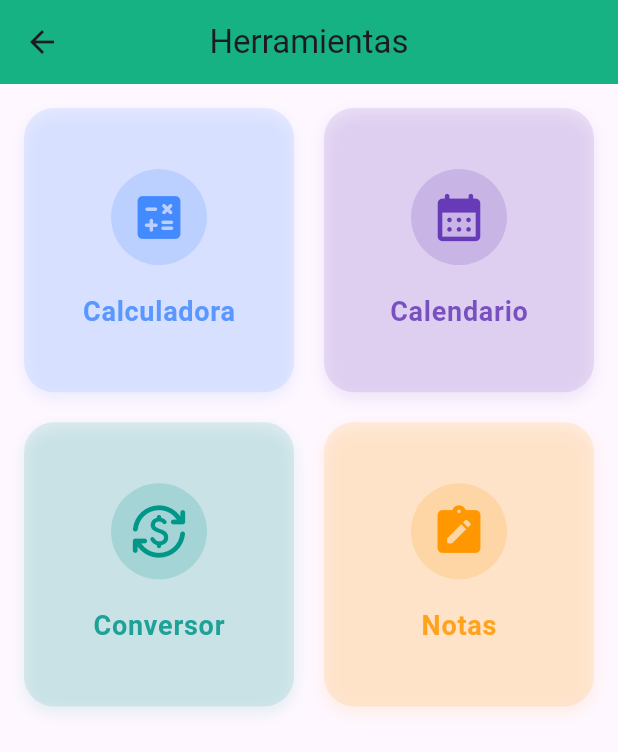
After one commit to DaniielJr10/Wallet-Flow-app-movil, a Flutter app: the PantallaHerramientas screen opened directly, on a phone screen of 412 x 824 dp. The commit adds this screen. Shown: the top 752 px of the screen. Run offline on Flutter 3.47's test engine with Material 3 defaults, Android fonts, the phone set to English and light mode, and no system bars; our stand-ins replace cloud_firestore, firebase_auth, firebase_core, firebase_storage, image_picker; accounts and stored records are empty; Roboto replaces fonts that are missing (SF Pro Text).

Commit message:
se añade la pantalla de herramientas con acceso a utilidades: Calculadora, Calendario, Conversor de Monedas y Notas; se actualiza la navegación en la pantalla principal

```diff
--- /dev/null
+++ b/lib/pantallas/herramientas.dart
@@ -0,0 +1,180 @@
+import 'package:flutter/material.dart';
+
+/// Pantalla principal de Herramientas
+/// Muestra 4 tarjetas para acceder a utilidades: Calculadora, Calendario, Conversor de Monedas y Notas.
+class PantallaHerramientas extends StatelessWidget {
+	const PantallaHerramientas({super.key});
+
+	@override
+	Widget build(BuildContext context) {
+		// Lista de herramientas con su información y navegación
+		final List<_HerramientaInfo> herramientas = [
+			_HerramientaInfo(
+				nombre: 'Calculadora',
+				icono: Icons.calculate_rounded,
+				color: Colors.blueAccent,
+				destino: const CalculadoraPantalla(),
+			),
+			_HerramientaInfo(
+				nombre: 'Calendario',
+				icono: Icons.calendar_month_rounded,
+				color: Colors.deepPurple,
+				destino: const CalendarioPantalla(),
+			),
+			_HerramientaInfo(
+				nombre: 'Conversor',
+				icono: Icons.currency_exchange_rounded,
+				color: Colors.teal,
+				destino: const ConversorMonedasPantalla(),
+			),
+			_HerramientaInfo(
+				nombre: 'Notas',
+				icono: Icons.note_alt_rounded,
+				color: Colors.orange,
+				destino: const NotasPantalla(),
+			),
+		];
+
+		return Scaffold(
+			appBar: AppBar(
+				title: const Text('Herramientas'),
+				centerTitle: true,
+				backgroundColor: const Color(0xFF10B981),
+				elevation: 2,
+			),
+			body: Padding(
+				padding: const EdgeInsets.all(16.0),
+				child: GridView.builder(
+					itemCount: herramientas.length,
+					gridDelegate: const SliverGridDelegateWithFixedCrossAxisCount(
+						crossAxisCount: 2,
+						crossAxisSpacing: 20,
+						mainAxisSpacing: 20,
+						childAspectRatio: 0.95,
+					),
+					itemBuilder: (context, index) {
+						final herramienta = herramientas[index];
+						return _TarjetaHerramienta(herramienta: herramienta);
+					},
+				),
+			),
+		);
+	}
+}
+
+/// Modelo para la información de cada herramienta
+class _HerramientaInfo {
+	final String nombre;
+	final IconData icono;
+	final Color color;
+	final Widget destino;
+	const _HerramientaInfo({
+		required this.nombre,
+		required this.icono,
+		required this.color,
+		required this.destino,
+	});
+}
+
+/// Widget de tarjeta individual para cada herramienta
+class _TarjetaHerramienta extends StatelessWidget {
+	final _HerramientaInfo herramienta;
+	const _TarjetaHerramienta({required this.herramienta});
+
+	@override
+	Widget build(BuildContext context) {
+		return InkWell(
+			borderRadius: BorderRadius.circular(20),
+			onTap: () {
+				// Navega a la pantalla de la herramienta seleccionada
+				Navigator.push(
+					context,
+					MaterialPageRoute(builder: (_) => herramienta.destino),
+				);
+			},
+			child: Ink(
+				decoration: BoxDecoration(
+					color: herramienta.color.withOpacity(0.12),
+					borderRadius: BorderRadius.circular(20),
+					boxShadow: [
+						BoxShadow(
+							color: herramienta.color.withOpacity(0.10),
+							blurRadius: 8,
+							offset: const Offset(0, 4),
+						),
+					],
+				),
+				child: Column(
+					mainAxisAlignment: MainAxisAlignment.center,
+					children: [
+						CircleAvatar(
+							backgroundColor: herramienta.color.withOpacity(0.18),
+							radius: 32,
+							child: Icon(
+								herramienta.icono,
+								color: herramienta.color,
+								size: 38,
+							),
+						),
+						const SizedBox(height: 18),
+						Text(
+							herramienta.nombre,
+											style: TextStyle(
+												fontSize: 18,
+												fontWeight: FontWeight.w600,
+												color: herramienta.color.withOpacity(0.85), // Color más oscuro
+												letterSpacing: 0.5,
+											),
+						),
+					],
+				),
+			),
+		);
+	}
+}
+
+// ===================
+// Pantallas vacías para cada herramienta (puedes reemplazar por tus implementaciones reales)
+class CalculadoraPantalla extends StatelessWidget {
+	const CalculadoraPantalla({super.key});
+	@override
+	Widget build(BuildContext context) {
+		return Scaffold(
+			appBar: AppBar(title: const Text('Calculadora')),
+			body: const Center(child: Text('Aquí irá la Calculadora')),
+		);
+	}
+}
+
+class CalendarioPantalla extends StatelessWidget {
+	const CalendarioPantalla({super.key});
+	@override
+	Widget build(BuildContext context) {
+		return Scaffold(
+			appBar: AppBar(title: const Text('Calendario')),
+			body: const Center(child: Text('Aquí irá el Calendario')),
+		);
+	}
+}
+
+class ConversorMonedasPantalla extends StatelessWidget {
+	const ConversorMonedasPantalla({super.key});
+	@override
+	Widget build(BuildContext context) {
+		return Scaffold(
+			appBar: AppBar(title: const Text('Conversor de Monedas')),
+			body: const Center(child: Text('Aquí irá el Conversor de Monedas')),
+		);
+	}
+}
+
+class NotasPantalla extends StatelessWidget {
+	const NotasPantalla({super.key});
+	@override
+	Widget build(BuildContext context) {
+		return Scaffold(
+			appBar: AppBar(title: const Text('Notas')),
+			body: const Center(child: Text('Aquí irán las Notas')),
+		);
+	}
+}
--- a/lib/pantallas/principal.dart
+++ b/lib/pantallas/principal.dart
@@ -13,6 +13,7 @@ import 'objetivos.dart';
 import 'inversiones.dart';
 import 'configuracion.dart';
 import 'perfil.dart';
+import 'herramientas.dart';
 
 class PantallaPrincipal extends StatefulWidget {
   const PantallaPrincipal({super.key});
@@ -622,10 +623,17 @@ class _PantallaPrincipalState extends State<PantallaPrincipal>
 
   void _navigateToSection(int index) {
     HapticFeedback.lightImpact();
-
-    setState(() {
-      _selectedIndex = index;
-    });
+    if (index == 9) {
+      // Navegar a la pantalla de herramientas
+      Navigator.push(
+        context,
+        MaterialPageRoute(builder: (context) => const PantallaHerramientas()),
+      );
+    } else {
+      setState(() {
+        _selectedIndex = index;
+      });
+    }
   }
 
   void _handleBottomNavigation(int index) {
```
Also changed, not shown: lib/pantallas/herramientass/calculadora.dart (added), lib/pantallas/herramientass/calendario.dart (added), lib/pantallas/herramientass/conversor_monedas.dart (added), lib/pantallas/herramientass/notas.dart (added).
